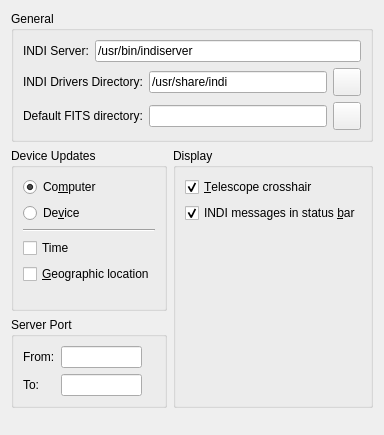
Qt form kstars/indi/opsindi.ui (KDE/kstars) before a commit.
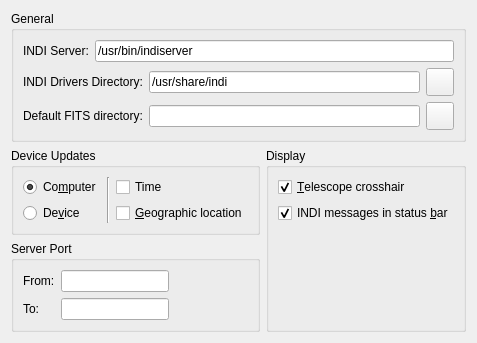
The same form after that commit.

Commit message: Minor improvements to option dialogs to conserve space

The edit to the form file:
```diff
--- a/kstars/indi/opsindi.ui
+++ b/kstars/indi/opsindi.ui
@@ -6,8 +6,8 @@
    <rect>
     <x>0</x>
     <y>0</y>
-    <width>352</width>
-    <height>435</height>
+    <width>435</width>
+    <height>337</height>
    </rect>
   </property>
   <layout class="QVBoxLayout" name="verticalLayout_5">
@@ -140,6 +140,8 @@
          </property>
          <layout class="QVBoxLayout" name="verticalLayout_2">
           <item>
+           <layout class="QGridLayout" name="gridLayout">
+            <item row="0" column="0">
            <widget class="QRadioButton" name="kcfg_useComputerSource">
             <property name="toolTip">
              <string>Sync the device to the computer's time and location settings</string>
@@ -155,24 +157,14 @@
             </property>
            </widget>
           </item>
-          <item>
-           <widget class="QRadioButton" name="kcfg_useDeviceSource">
-            <property name="toolTip">
-             <string>Sync the computer to the device's time and location settings</string>
-            </property>
-            <property name="text">
-             <string>De&amp;vice</string>
-            </property>
-           </widget>
-          </item>
-          <item>
+            <item row="0" column="1" rowspan="2">
            <widget class="Line" name="line">
             <property name="orientation">
-             <enum>Qt::Horizontal</enum>
+               <enum>Qt::Vertical</enum>
             </property>
            </widget>
           </item>
-          <item>
+            <item row="0" column="2">
            <widget class="QCheckBox" name="kcfg_useTimeUpdate">
             <property name="toolTip">
              <string>Enable time synchronization upon connection</string>
@@ -188,7 +180,17 @@
             </property>
            </widget>
           </item>
-          <item>
+            <item row="1" column="0">
+             <widget class="QRadioButton" name="kcfg_useDeviceSource">
+              <property name="toolTip">
+               <string>Sync the computer to the device's time and location settings</string>
+              </property>
+              <property name="text">
+               <string>De&amp;vice</string>
+              </property>
+             </widget>
+            </item>
+            <item row="1" column="2">
            <widget class="QCheckBox" name="kcfg_useGeographicUpdate">
             <property name="toolTip">
              <string>Enable geographic location synchronization upon connection</string>
@@ -203,6 +205,8 @@
              <bool>false</bool>
             </property>
            </widget>
+            </item>
+           </layout>
           </item>
           <item>
            <spacer name="verticalSpacer_2">
```
Left out of the diff: 7 changed lines with no effect on the pictures. Lines whose indentation alone changed are shown as unchanged. The commit also changes 4 other files.
